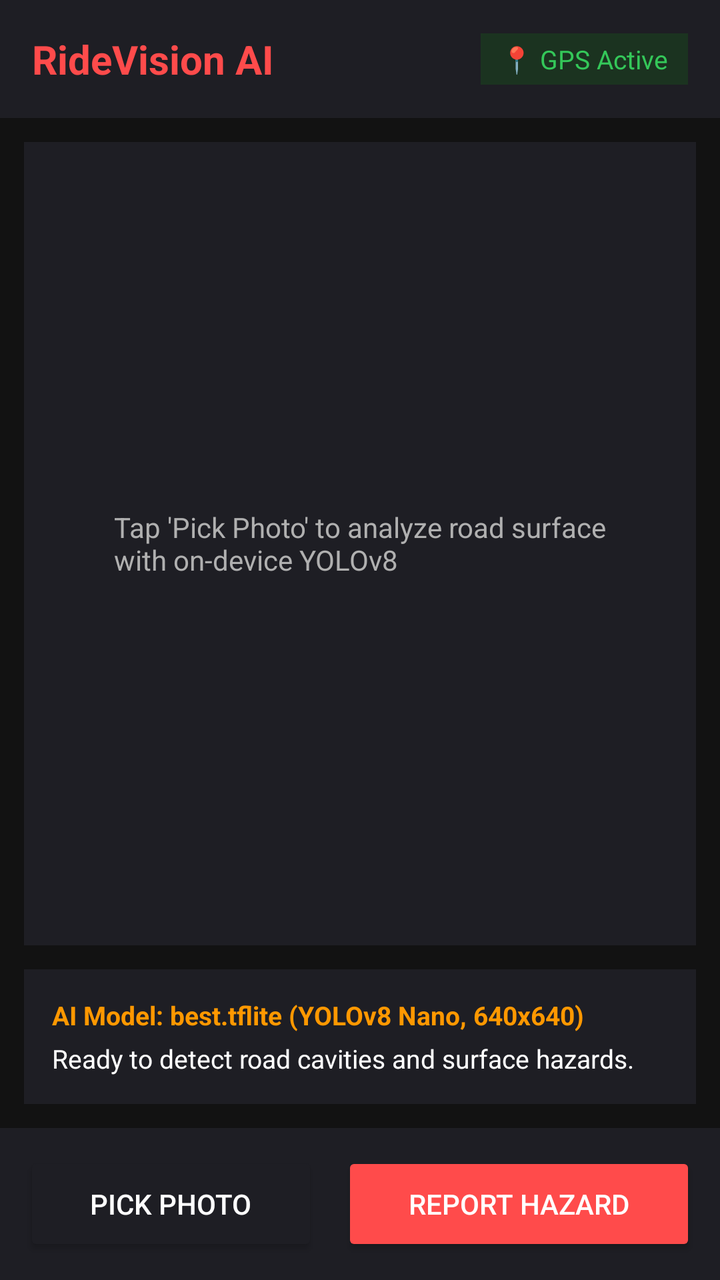
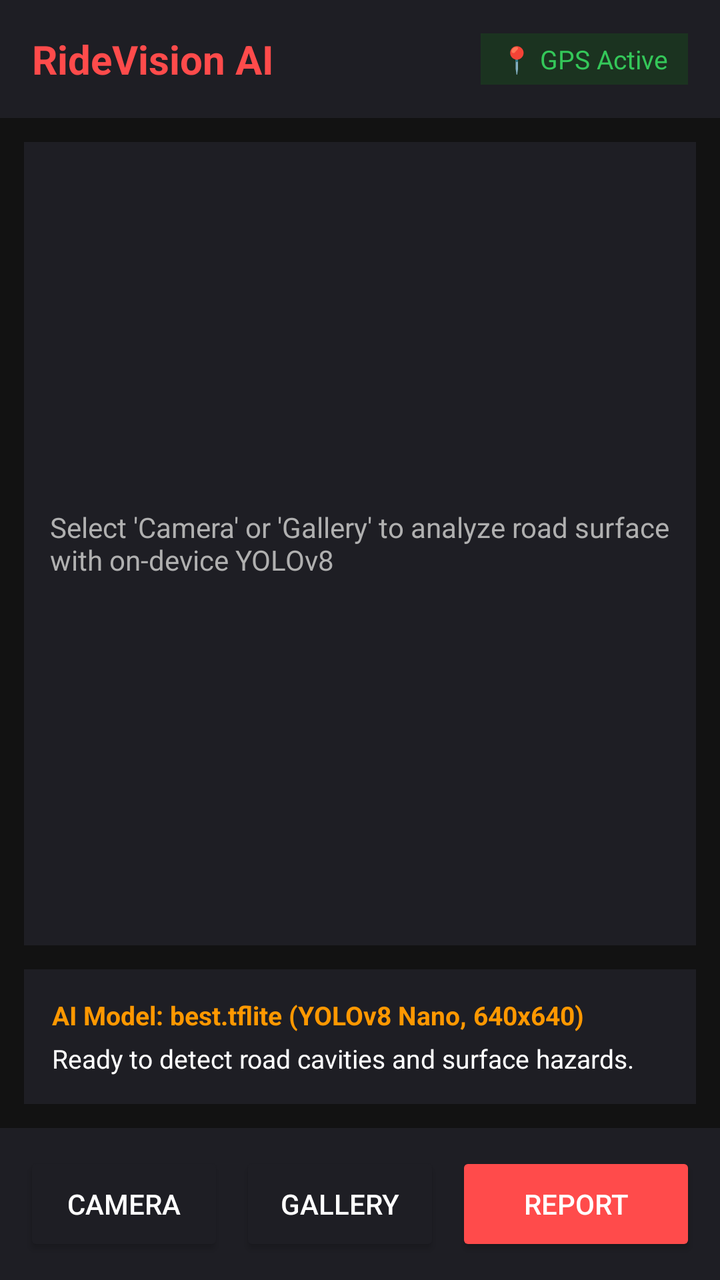

An Android layout rendered at two revisions. The XML below is the earlier revision; the diff shows what the commit changed to produce the second picture.
<!-- AndroidManifest.xml: activity theme Theme.RideVision -->
<!-- res/layout/activity_main.xml -->
<?xml version="1.0" encoding="utf-8"?>
<androidx.constraintlayout.widget.ConstraintLayout 
    xmlns:android="http://schemas.android.com/apk/res/android"
    xmlns:app="http://schemas.android.com/apk/res-auto"
    xmlns:tools="http://schemas.android.com/tools"
    android:layout_width="match_parent"
    android:layout_height="match_parent"
    android:background="@color/background_dark">

    
    <LinearLayout
        android:id="@+id/headerLayout"
        android:layout_width="match_parent"
        android:layout_height="wrap_content"
        android:orientation="horizontal"
        android:padding="16dp"
        android:gravity="center_vertical"
        android:background="@color/surface_dark"
        app:layout_constraintTop_toTopOf="parent">

        <TextView
            android:id="@+id/appTitle"
            android:layout_width="0dp"
            android:layout_height="wrap_content"
            android:layout_weight="1"
            android:text="RideVision AI"
            android:textColor="@color/primary"
            android:textSize="20sp"
            android:textStyle="bold" />

        <TextView
            android:id="@+id/gpsStatusBadge"
            android:layout_width="wrap_content"
            android:layout_height="wrap_content"
            android:text="📍 GPS Active"
            android:textColor="@color/hazard_safe"
            android:textSize="13sp"
            android:background="#1B3320"
            android:paddingHorizontal="10dp"
            android:paddingVertical="4dp" />
    </LinearLayout>

    
    <LinearLayout
        android:id="@+id/warningBanner"
        android:layout_width="match_parent"
        android:layout_height="wrap_content"
        android:orientation="vertical"
        android:background="#3D1212"
        android:padding="12dp"
        android:visibility="gone"
        app:layout_constraintTop_toBottomOf="@id/headerLayout">

        <TextView
            android:id="@+id/warningTitle"
            android:layout_width="wrap_content"
            android:layout_height="wrap_content"
            android:text="⚠️ HAZARD AHEAD: SEVERE POTHOLE 140m"
            android:textColor="@color/hazard_severe"
            android:textSize="15sp"
            android:textStyle="bold" />

        <TextView
            android:id="@+id/warningSubtitle"
            android:layout_width="wrap_content"
            android:layout_height="wrap_content"
            android:text="Reduce speed — Kankanady Bypass Road"
            android:textColor="@color/text_primary"
            android:textSize="12sp"
            android:layout_marginTop="2dp" />
    </LinearLayout>

    
    <FrameLayout
        android:id="@+id/viewportContainer"
        android:layout_width="0dp"
        android:layout_height="0dp"
        android:layout_margin="12dp"
        android:background="@color/surface_dark"
        app:layout_constraintTop_toBottomOf="@id/warningBanner"
        app:layout_constraintBottom_toTopOf="@id/statsCard"
        app:layout_constraintStart_toStartOf="parent"
        app:layout_constraintEnd_toEndOf="parent">

        <ImageView
            android:id="@+id/imageView"
            android:layout_width="match_parent"
            android:layout_height="match_parent"
            android:scaleType="fitCenter"
            android:contentDescription="Road Camera Frame" />

        <TextView
            android:id="@+id/placeholderText"
            android:layout_width="wrap_content"
            android:layout_height="wrap_content"
            android:layout_gravity="center"
            android:text="Tap 'Pick Photo' to analyze road surface\nwith on-device YOLOv8"
            android:textAlignment="center"
            android:textColor="@color/text_secondary"
            android:textSize="14sp" />
    </FrameLayout>

    
    <LinearLayout
        android:id="@+id/statsCard"
        android:layout_width="match_parent"
        android:layout_height="wrap_content"
        android:orientation="vertical"
        android:background="@color/surface_dark"
        android:layout_marginHorizontal="12dp"
        android:layout_marginBottom="12dp"
        android:padding="14dp"
        app:layout_constraintBottom_toTopOf="@id/actionsLayout">

        <TextView
            android:id="@+id/resultStatusText"
            android:layout_width="match_parent"
            android:layout_height="wrap_content"
            android:text="AI Model: best.tflite (YOLOv8 Nano, 640x640)"
            android:textColor="@color/accent"
            android:textSize="13sp"
            android:textStyle="bold" />

        <TextView
            android:id="@+id/resultDetailsText"
            android:layout_width="match_parent"
            android:layout_height="wrap_content"
            android:text="Ready to detect road cavities and surface hazards."
            android:textColor="@color/text_primary"
            android:textSize="13sp"
            android:layout_marginTop="4dp" />
    </LinearLayout>

    
    <LinearLayout
        android:id="@+id/actionsLayout"
        android:layout_width="match_parent"
        android:layout_height="wrap_content"
        android:orientation="horizontal"
        android:padding="12dp"
        android:background="@color/surface_dark"
        app:layout_constraintBottom_toBottomOf="parent">

        <Button
            android:id="@+id/pickButton"
            android:layout_width="0dp"
            android:layout_height="52dp"
            android:layout_weight="1"
            android:text="Pick Photo"
            android:backgroundTint="@color/surface_dark"
            android:textColor="@color/text_primary"
            android:layout_marginEnd="6dp" />

        <Button
            android:id="@+id/reportButton"
            android:layout_width="0dp"
            android:layout_height="52dp"
            android:layout_weight="1.2"
            android:text="Report Hazard"
            android:backgroundTint="@color/primary"
            android:textColor="@color/text_primary"
            android:layout_marginStart="6dp" />
    </LinearLayout>

</androidx.constraintlayout.widget.ConstraintLayout>
<!-- resources referenced by this layout -->
<resources>
  <color name="accent">#FF9800</color>
  <color name="background_dark">#121212</color>
  <color name="hazard_safe">#34C759</color>
  <color name="hazard_severe">#FF3B30</color>
  <color name="primary">#FF4B4B</color>
  <color name="surface_dark">#1E1E24</color>
  <color name="text_primary">#FFFFFF</color>
  <color name="text_secondary">#B0B0B0</color>
  <style name="Theme.RideVision" parent="Theme.MaterialComponents.DayNight.NoActionBar">
          <item name="colorPrimary">@color/primary</item>
          <item name="colorPrimaryVariant">@color/primary_dark</item>
          <item name="colorOnPrimary">@color/text_primary</item>
          <item name="colorSecondary">@color/accent</item>
          <item name="android:statusBarColor">@color/background_dark</item>
          <item name="android:windowBackground">@color/background_dark</item>
      </style>
  <color name="primary_dark">#D32F2F</color>
</resources>

<!-- the commit's change to res/layout/activity_main.xml (unified diff, before → after) -->
@@ -94,7 +94,7 @@
             android:layout_width="wrap_content"
             android:layout_height="wrap_content"
             android:layout_gravity="center"
-            android:text="Tap 'Pick Photo' to analyze road surface\nwith on-device YOLOv8"
+            android:text="Select 'Camera' or 'Gallery' to analyze road surface\nwith on-device YOLOv8"
             android:textAlignment="center"
             android:textColor="@color/text_secondary"
             android:textSize="14sp" />
@@ -142,24 +142,35 @@
         app:layout_constraintBottom_toBottomOf="parent">
 
         <Button
+            android:id="@+id/cameraButton"
+            android:layout_width="0dp"
+            android:layout_height="52dp"
+            android:layout_weight="1"
+            android:text="Camera"
+            android:backgroundTint="@color/surface_dark"
+            android:textColor="@color/text_primary"
+            android:layout_marginEnd="4dp" />
+
+        <Button
             android:id="@+id/pickButton"
             android:layout_width="0dp"
             android:layout_height="52dp"
             android:layout_weight="1"
-            android:text="Pick Photo"
+            android:text="Gallery"
             android:backgroundTint="@color/surface_dark"
             android:textColor="@color/text_primary"
-            android:layout_marginEnd="6dp" />
+            android:layout_marginEnd="4dp"
+            android:layout_marginStart="4dp" />
 
         <Button
             android:id="@+id/reportButton"
             android:layout_width="0dp"
             android:layout_height="52dp"
             android:layout_weight="1.2"
-            android:text="Report Hazard"
+            android:text="Report"
             android:backgroundTint="@color/primary"
             android:textColor="@color/text_primary"
-            android:layout_marginStart="6dp" />
+            android:layout_marginStart="4dp" />
     </LinearLayout>
 
 </androidx.constraintlayout.widget.ConstraintLayout>
